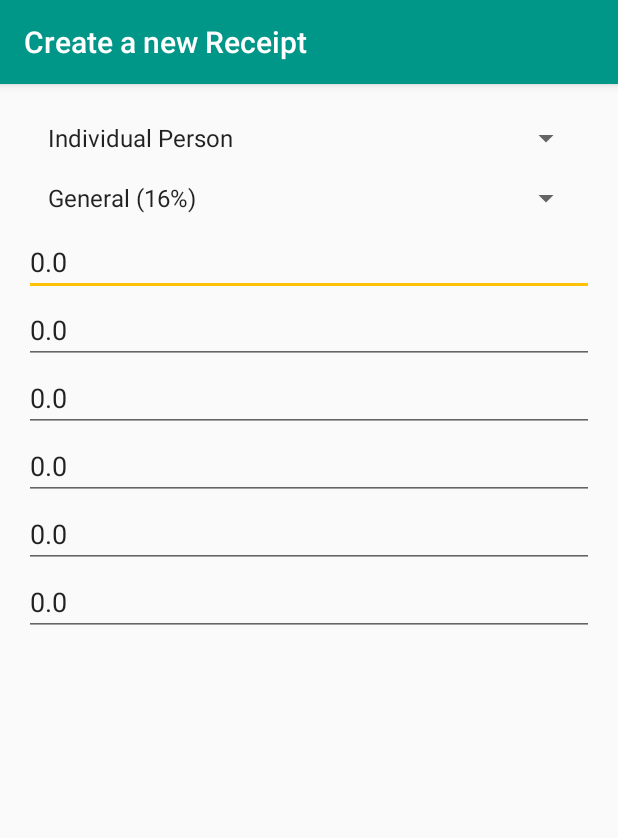
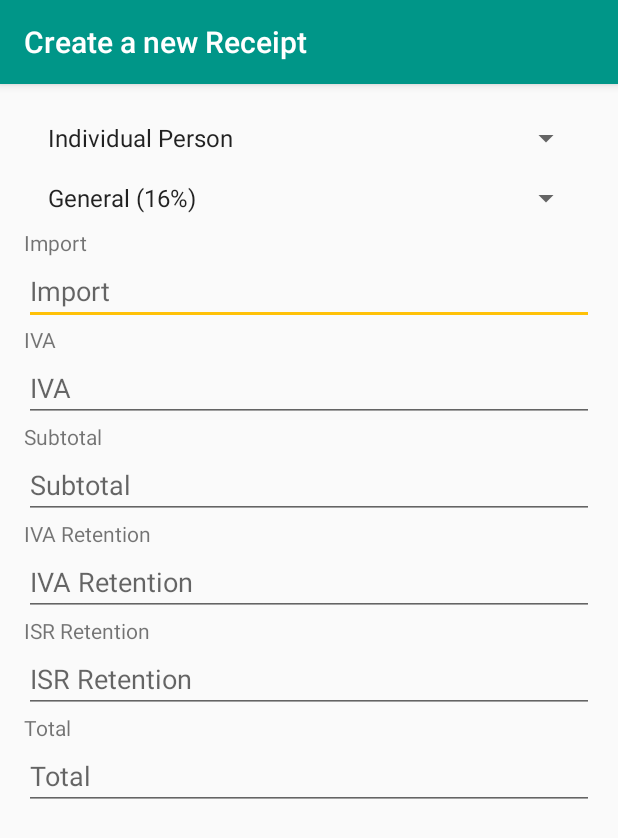
Before and after one commit to njmube/MyReceiptsAndroid, an Android app: the screen it shows after launch (MainActivity), on a phone screen of 412 x 824 dp. Shown: the top 838 px of the screen. Run offline under Robolectric (Android 15) with nearby library versions, the phone set to English and light mode, and no system bars.

Commit message:
Refactor para calcular y aplicación de DRY :smile:

```diff
--- a/app/src/main/java/me/alfredobejarano/myreceipts/MainActivity.java
+++ b/app/src/main/java/me/alfredobejarano/myreceipts/MainActivity.java
@@ -3,7 +3,6 @@
 import android.support.v7.app.AppCompatActivity;
 import android.os.Bundle;
 import android.util.Log;
-import android.view.KeyEvent;
 import android.view.View;
 import android.widget.AdapterView;
 import android.widget.ArrayAdapter;
@@ -30,12 +29,9 @@
 
     private Spinner ivaSpinner;
     private Spinner personSpinner;
-    private EditText importEditText;
-    private EditText subtotalEditText;
-    private EditText ivaQuantityEditText;
-    private EditText ivaRetentionEditText;
-    private EditText isrRetentionEditText;
-    private EditText totalEditText;
+
+    private EditText importEditText,subtotalEditText,ivaQuantityEditText,ivaRetentionEditText,isrRetentionEditText,totalEditText;
+
     private ArrayAdapter<CharSequence> personAdapter;
     private ArrayAdapter<CharSequence> ivaAdapter;
 
@@ -60,15 +56,14 @@
         personSpinner = (Spinner) findViewById(R.id.person_spinner);
         ivaSpinner = (Spinner) findViewById(R.id.iva_spinner);
 
-        importEditText = (EditText) findViewById(R.id.edittext_import_quantity);
-        ivaQuantityEditText = (EditText) findViewById(R.id.edittext_iva_quantity);
-        subtotalEditText = (EditText) findViewById(R.id.edittext_subtotal_quantity);
-        ivaRetentionEditText = (EditText) findViewById(R.id.edittext_iva_retention_quantity);
-        isrRetentionEditText = (EditText) findViewById(R.id.edittext_isr_retention_quantity);
-        totalEditText = (EditText) findViewById(R.id.edittext_total_quantity);
+        importEditText = (EditText) findViewById(R.id.import_quantity_edittext);
+        ivaQuantityEditText = (EditText) findViewById(R.id.iva_quantity_edittext);
+        subtotalEditText = (EditText) findViewById(R.id.subtotal_quantity_edittext);
+        ivaRetentionEditText = (EditText) findViewById(R.id.iva_retention_quantity_edittext);
+        isrRetentionEditText = (EditText) findViewById(R.id.isr_retention_quantity_edittext);
+        totalEditText = (EditText) findViewById(R.id.total_quantity_edittext);
 
         editTexts = new ArrayList<>();
-
         editTexts.add(importEditText);
         editTexts.add(subtotalEditText);
         editTexts.add(ivaQuantityEditText);
@@ -90,42 +85,14 @@
         personSpinner.setOnItemSelectedListener(new AdapterView.OnItemSelectedListener() {
             @Override
             public void onItemSelected(AdapterView<?> parent, View view, int position, long id) {
-                double quantity = 0;
-
-                if (!String.valueOf(importEditText.getText()).equals("")) {
-                    quantity = Double.parseDouble(String.valueOf(importEditText.getText()));
+                double iva = setIvaRate(ivaSpinner.getSelectedItemPosition());
+                try {
+                    setEditTexts(calculate(Double.parseDouble(String.valueOf(importEditText.getText())), position, iva), editTexts);
+                }
+                catch(Exception e) {
+                    Log.e("## ERROR ##", "Cantidad vacía");
                 }
 
-                int persontype = personSpinner.getSelectedItemPosition();
-                int selectedRate = ivaSpinner.getSelectedItemPosition();
-
-                if (persontype == 0) {
-                    if (selectedRate == 0) {
-                        values = calculate(quantity, 0, 16);
-                    } else if (selectedRate == 1) {
-                        values = calculate(quantity, 0, 11);
-                    } else {
-                        values = calculate(quantity, 0, 0);
-                    }
-                } else if (persontype == 1) {
-                    if (selectedRate == 0) {
-                        values = calculate(quantity, 1, 16);
-                    } else if (selectedRate == 1) {
-                        values = calculate(quantity, 1, 11);
-                    } else {
-                        values = calculate(quantity, 1, 0);
-                    }
-                } else {
-                    if (selectedRate == 0) {
-                        values = calculate(quantity, 2, 16);
-                    } else if (selectedRate == 1) {
-                        values = calculate(quantity, 2, 11);
-                    } else {
-                        values = calculate(quantity, 2, 0);
-                    }
-                }
-
-                setEditTexts(values,editTexts);
             }
 
             @Override
@@ -136,20 +103,23 @@
 
     public double[] calculate(double quantity,int persontype, double rate) {
         double[] array = new double[6];
-        double iva = quantity*(rate*0.01);
-        double subtotal = iva + quantity;
+        double iva = 0;
         double ivaRetention = 0;
         double isrRetention = 0;
 
         if(persontype == 0) {
             isrRetention = 0;
             ivaRetention = 0;
+            iva = quantity*rate;
         } else if(persontype == 1) {
-            ivaRetention = (iva/3)*2;
+            ivaRetention = (rate/3)*2;
             isrRetention = (quantity * 0.1);
+            iva = quantity*rate;
         } else if(persontype == 2) {
             ivaRetention = 0;
             isrRetention = (quantity * 0.1);
+            rate = 0;
+            iva = 0;
         } else if(persontype == 3) {
             rate = 0;
             iva = 0;
@@ -157,6 +127,7 @@
             ivaRetention = 0;
         }
 
+        double subtotal = rate + quantity;
         double total = subtotal - (ivaRetention + isrRetention);
 
         array[0] = quantity;
@@ -174,4 +145,14 @@
             texts.get(i).setText(String.valueOf(values[i]));
         }
     }
+    private double setIvaRate(int type) {
+        if(type == 0) {
+            return 0.16;
+        } else if (type == 1) {
+            return 0.10;
+        } else {
+            return 0.0;
+        }
+    }
+
 }
--- a/app/src/main/res/layout/activity_main.xml
+++ b/app/src/main/res/layout/activity_main.xml
@@ -19,57 +19,115 @@
     <Spinner
         android:id="@+id/iva_spinner"
         android:layout_margin="8dp"
-        android:layout_below="@id/person_spinner"
         android:layout_width="match_parent"
-        android:layout_height="wrap_content">
+        android:layout_height="wrap_content"
+        android:layout_below="@id/person_spinner">
     </Spinner>
+
+    <TextView
+        android:text="@string/import_quantity"
+        android:id="@+id/import_quantity_textview"
+        android:layout_alignParentLeft="true"
+        android:layout_width="wrap_content"
+        android:layout_height="wrap_content"
+        android:layout_below="@id/iva_spinner"/>
 
     <EditText
         android:inputType="numberDecimal"
-        android:id="@+id/edittext_import_quantity"
-        android:layout_below="@id/iva_spinner"
+        android:id="@+id/import_quantity_edittext"
         android:hint="@string/import_quantity"
         android:layout_width="match_parent"
-        android:layout_height="wrap_content" />
+        android:layout_height="wrap_content"
+        android:layout_below="@id/import_quantity_textview"/>
+
+    <!---->
+
+    <TextView
+        android:text="@string/iva"
+        android:id="@+id/iva_quantity_textview"
+        android:layout_alignParentLeft="true"
+        android:layout_width="wrap_content"
+        android:layout_height="wrap_content"
+        android:layout_below="@id/import_quantity_edittext"/>
 
     <EditText
         android:inputType="numberDecimal"
-        android:id="@+id/edittext_iva_quantity"
-        android:layout_below="@id/edittext_import_quantity"
+        android:id="@+id/iva_quantity_edittext"
         android:hint="@string/iva"
         android:layout_width="match_parent"
-        android:layout_height="wrap_content" />
+        android:layout_height="wrap_content"
+        android:layout_below="@id/iva_quantity_textview"/>
+
+    <!---->
+
+    <TextView
+        android:text="@string/subtotal_quantity"
+        android:id="@+id/subtotal_quantity_textview"
+        android:layout_alignParentLeft="true"
+        android:layout_width="wrap_content"
+        android:layout_height="wrap_content"
+        android:layout_below="@id/iva_quantity_edittext"/>
 
     <EditText
         android:inputType="numberDecimal"
-        android:id="@+id/edittext_subtotal_quantity"
-        android:layout_below="@id/edittext_iva_quantity"
+        android:id="@+id/subtotal_quantity_edittext"
         android:hint="@string/subtotal_quantity"
         android:layout_width="match_parent"
-        android:layout_height="wrap_content" />
+        android:layout_height="wrap_content"
+        android:layout_below="@id/subtotal_quantity_textview" />
+
+    <!---->
+
+    <TextView
+        android:text="@string/iva_retention"
+        android:id="@+id/iva_retention_quantity_textview"
+        android:layout_alignParentLeft="true"
+        android:layout_width="wrap_content"
+        android:layout_height="wrap_content"
+        android:layout_below="@id/subtotal_quantity_edittext"/>
 
     <EditText
         android:inputType="numberDecimal"
-        android:id="@+id/edittext_iva_retention_quantity"
-        android:layout_below="@id/edittext_subtotal_quantity"
+        android:id="@+id/iva_retention_quantity_edittext"
         android:hint="@string/iva_retention"
         android:layout_width="match_parent"
-        android:layout_height="wrap_content" />
+        android:layout_height="wrap_content"
+        android:layout_below="@id/iva_retention_quantity_textview"/>
+
+    <!---->
+
+    <TextView
+        android:text="@string/isr_retention"
+        android:id="@+id/isr_retention_quantity_textview"
+        android:layout_alignParentLeft="true"
+        android:layout_width="wrap_content"
+        android:layout_height="wrap_content"
+        android:layout_below="@id/iva_retention_quantity_edittext"/>
 
     <EditText
         android:inputType="numberDecimal"
-        android:id="@+id/edittext_isr_retention_quantity"
-        android:layout_below="@id/edittext_iva_retention_quantity"
+        android:id="@+id/isr_retention_quantity_edittext"
         android:hint="@string/isr_retention"
         android:layout_width="match_parent"
-        android:layout_height="wrap_content" />
+        android:layout_height="wrap_content"
+        android:layout_below="@id/isr_retention_quantity_textview"/>
+
+    <!---->
+
+    <TextView
+        android:text="@string/total_quantity"
+        android:id="@+id/total_quantity_textview"
+        android:layout_alignParentLeft="true"
+        android:layout_width="wrap_content"
+        android:layout_height="wrap_content"
+        android:layout_below="@id/isr_retention_quantity_edittext"/>
 
     <EditText
         android:inputType="numberDecimal"
-        android:id="@+id/edittext_total_quantity"
-        android:layout_below="@id/edittext_isr_retention_quantity"
+        android:id="@+id/total_quantity_edittext"
         android:hint="@string/total_quantity"
         android:layout_width="match_parent"
-        android:layout_height="wrap_content" />
+        android:layout_height="wrap_content"
+        android:layout_below="@id/total_quantity_textview"/>
 
 </RelativeLayout>
--- a/app/src/main/res/values/colors.xml
+++ b/app/src/main/res/values/colors.xml
@@ -4,4 +4,5 @@
     <color name="colorPrimaryDark">#00796b</color>
     <color name="colorAccent">#ffc107</color>
     <color name="black">#009688</color>
+    <color name="secondary_text_material_dark">#8A000000</color>
 </resources>
```
Also changed, not shown: 2 other files.
